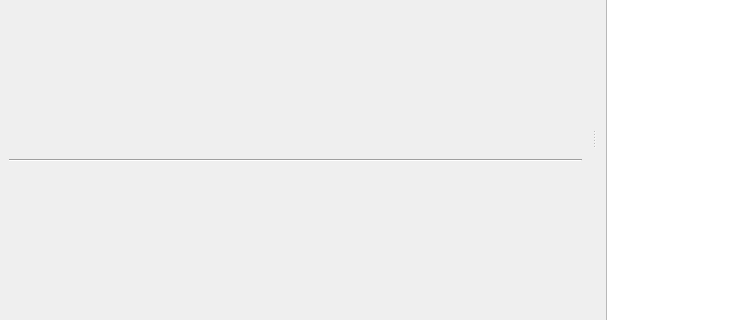
Qt form mainwindow.ui (aiekick/ProjectStationMeteo) before a commit; both pictures show x 0 to 733 and y 226 to 546 of the 953 by 720 pixel window.
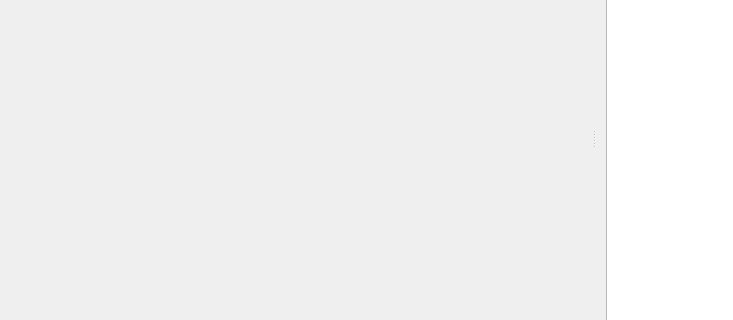
The same form after that commit. Icons and pictures are not drawn. Custom widgets are drawn as their Qt base class.

What changed in the file:
```diff
--- a/mainwindow.ui
+++ b/mainwindow.ui
@@ -71,13 +71,6 @@
         <layout class="QVBoxLayout" name="verticalLayout_2"/>
        </widget>
       </item>
-      <item>
-       <widget class="Line" name="line">
-        <property name="orientation">
-         <enum>Qt::Horizontal</enum>
-        </property>
-       </widget>
-      </item>
       <item>
        <widget class="BaliseVillePanel" name="baliseVillePanel" native="true"/>
       </item>
```
Left out of the diff: 2 changed lines with no effect on the pictures.
